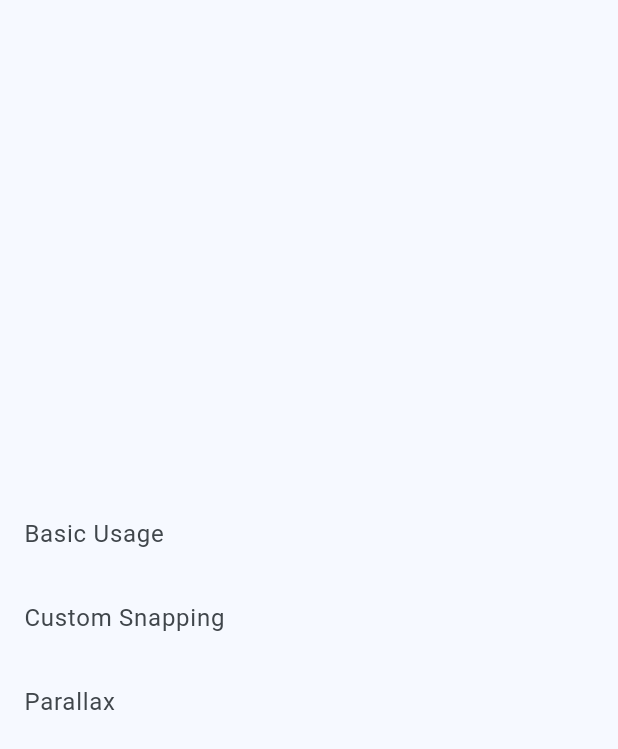
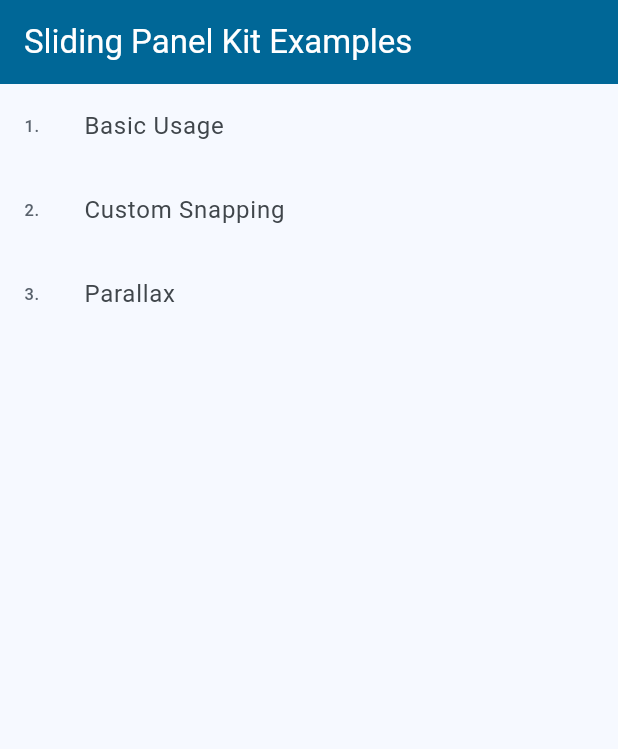
Before and after one commit to AdiSuresh/sliding_panel_kit, a Flutter app: the screen it shows after launch, on a phone screen of 412 x 824 dp. Shown: the top 749 px of the screen. Run offline on Flutter 3.47's test engine with Material 3 defaults, Android fonts, the phone set to English and light mode, and no system bars; our stand-ins replace copy_with_extension, equatable, go_router.

Commit message:
add appbar & leading widgets + move example pages to presentation

```diff
--- a/example/lib/presentation/home/view.dart
+++ b/example/lib/presentation/home/view.dart
@@ -11,22 +11,25 @@ class _HomePageState extends State<HomePage> {
   @override
   Widget build(BuildContext context) {
     return Scaffold(
-      body: Column(
-        mainAxisAlignment: .center,
+      appBar: AppBar(title: Text('Sliding Panel Kit Examples')),
+      body: ListView(
         children: [
           ListTile(
+            leading: Text('1.'),
             title: Text('Basic Usage'),
             onTap: () {
               // context.go();
             },
           ),
           ListTile(
+            leading: Text('2.'),
             title: Text('Custom Snapping'),
             onTap: () {
               // context.go();
             },
           ),
           ListTile(
+            leading: Text('3.'),
             title: Text('Parallax'),
             onTap: () {
               // context.go();
```
Also changed, not shown: example/lib/presentation/basic_usage/view.dart (renamed from example/lib/basic_usage.dart), example/lib/presentation/custom_snapping/view.dart (renamed from example/lib/custom_snapping.dart).
